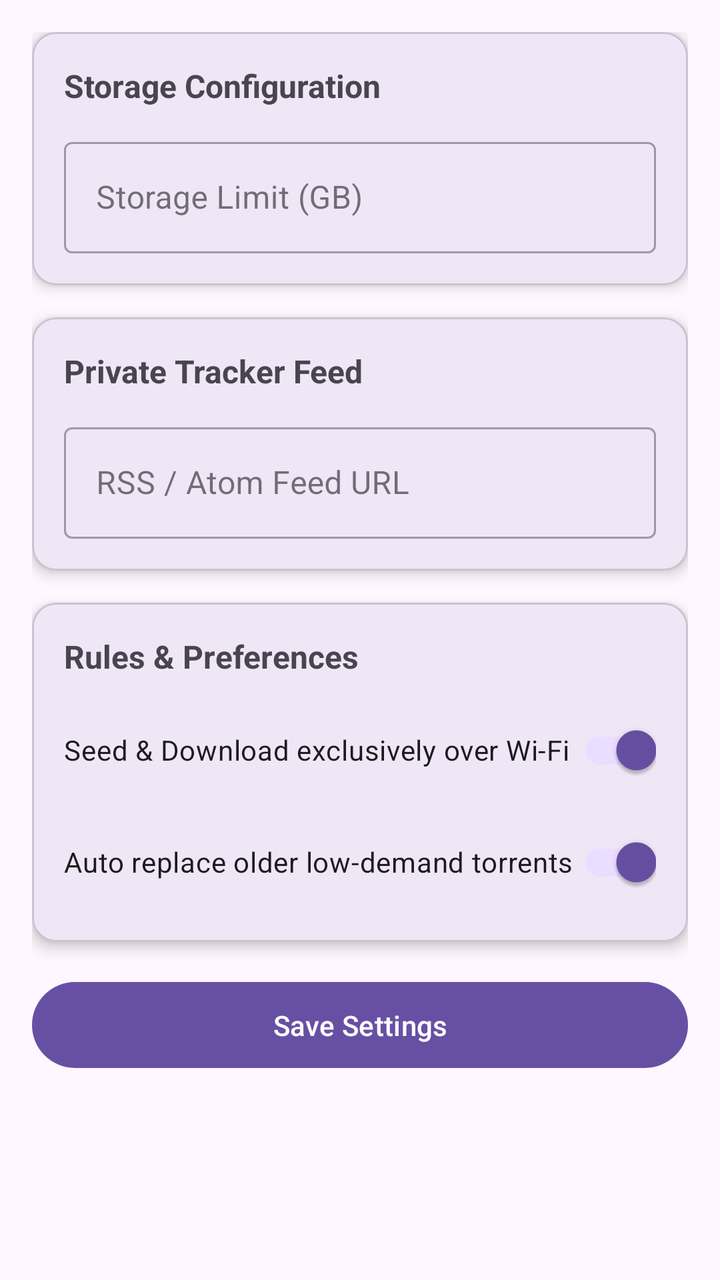
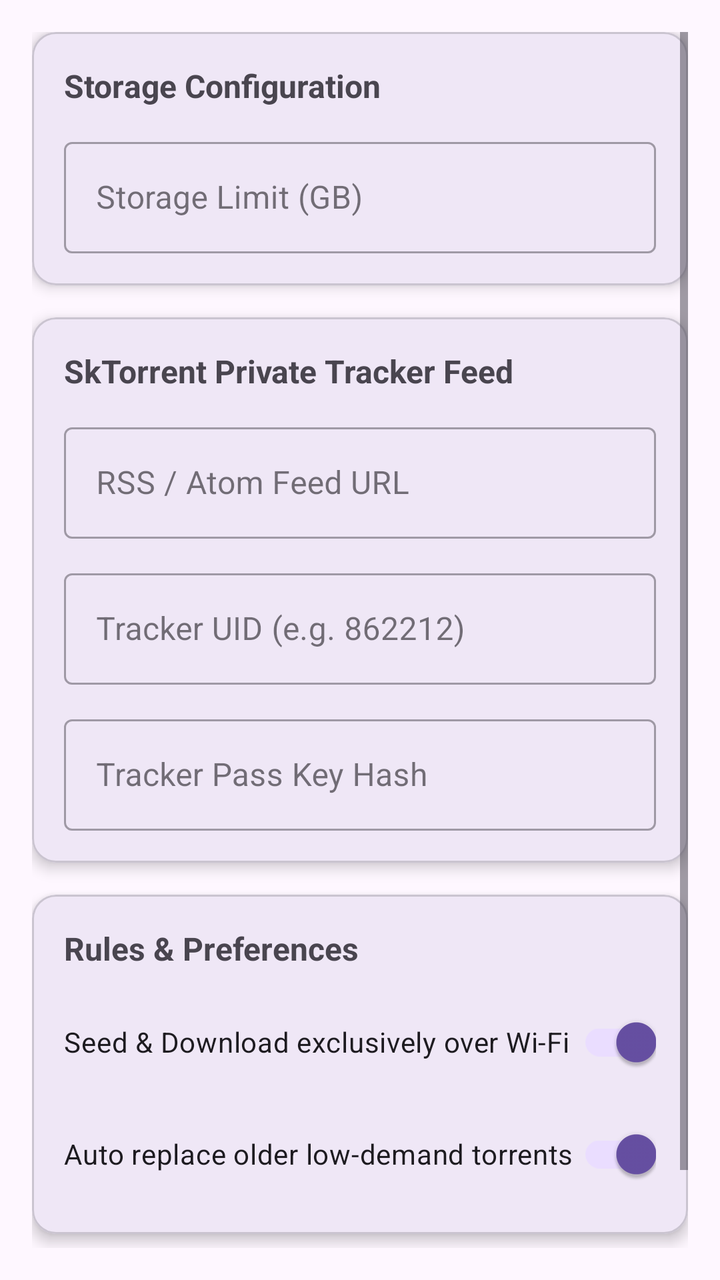

An Android layout rendered at two revisions. The XML below is the earlier revision; the diff shows what the commit changed to produce the second picture.
<!-- AndroidManifest.xml: application theme Theme.RatioBooster -->
<!-- res/layout/fragment_settings.xml -->
<?xml version="1.0" encoding="utf-8"?>
<ScrollView xmlns:android="http://schemas.android.com/apk/res/android"
    xmlns:app="http://schemas.android.com/apk/res-auto"
    android:layout_width="match_parent"
    android:layout_height="match_parent"
    android:padding="16dp">

    <LinearLayout
        android:layout_width="match_parent"
        android:layout_height="wrap_content"
        android:orientation="vertical">

        <com.google.android.material.card.MaterialCardView
            android:layout_width="match_parent"
            android:layout_height="wrap_content"
            android:layout_marginBottom="16dp"
            app:cardCornerRadius="12dp"
            app:cardElevation="4dp">

            <LinearLayout
                android:layout_width="match_parent"
                android:layout_height="wrap_content"
                android:orientation="vertical"
                android:padding="16dp">

                <TextView
                    android:layout_width="wrap_content"
                    android:layout_height="wrap_content"
                    android:text="Storage Configuration"
                    android:textSize="16sp"
                    android:textStyle="bold" />

                <com.google.android.material.textfield.TextInputLayout
                    android:id="@+id/tilStorageLimit"
                    style="@style/Widget.MaterialComponents.TextInputLayout.OutlinedBox"
                    android:layout_width="match_parent"
                    android:layout_height="wrap_content"
                    android:layout_marginTop="12dp"
                    android:hint="Storage Limit (GB)">

                    <com.google.android.material.textfield.TextInputEditText
                        android:id="@+id/etStorageLimit"
                        android:layout_width="match_parent"
                        android:layout_height="wrap_content"
                        android:inputType="numberDecimal" />
                </com.google.android.material.textfield.TextInputLayout>

            </LinearLayout>
        </com.google.android.material.card.MaterialCardView>

        <com.google.android.material.card.MaterialCardView
            android:layout_width="match_parent"
            android:layout_height="wrap_content"
            android:layout_marginBottom="16dp"
            app:cardCornerRadius="12dp"
            app:cardElevation="4dp">

            <LinearLayout
                android:layout_width="match_parent"
                android:layout_height="wrap_content"
                android:orientation="vertical"
                android:padding="16dp">

                <TextView
                    android:layout_width="wrap_content"
                    android:layout_height="wrap_content"
                    android:text="Private Tracker Feed"
                    android:textSize="16sp"
                    android:textStyle="bold" />

                <com.google.android.material.textfield.TextInputLayout
                    android:id="@+id/tilRssFeed"
                    style="@style/Widget.MaterialComponents.TextInputLayout.OutlinedBox"
                    android:layout_width="match_parent"
                    android:layout_height="wrap_content"
                    android:layout_marginTop="12dp"
                    android:hint="RSS / Atom Feed URL">

                    <com.google.android.material.textfield.TextInputEditText
                        android:id="@+id/etRssFeed"
                        android:layout_width="match_parent"
                        android:layout_height="wrap_content"
                        android:inputType="textUri" />
                </com.google.android.material.textfield.TextInputLayout>

            </LinearLayout>
        </com.google.android.material.card.MaterialCardView>

        <com.google.android.material.card.MaterialCardView
            android:layout_width="match_parent"
            android:layout_height="wrap_content"
            android:layout_marginBottom="16dp"
            app:cardCornerRadius="12dp"
            app:cardElevation="4dp">

            <LinearLayout
                android:layout_width="match_parent"
                android:layout_height="wrap_content"
                android:orientation="vertical"
                android:padding="16dp">

                <TextView
                    android:layout_width="wrap_content"
                    android:layout_height="wrap_content"
                    android:text="Rules &amp; Preferences"
                    android:textSize="16sp"
                    android:textStyle="bold" />

                <com.google.android.material.switchmaterial.SwitchMaterial
                    android:id="@+id/switchWifiOnly"
                    android:layout_width="match_parent"
                    android:layout_height="wrap_content"
                    android:layout_marginTop="12dp"
                    android:checked="true"
                    android:text="Seed &amp; Download exclusively over Wi-Fi" />

                <com.google.android.material.switchmaterial.SwitchMaterial
                    android:id="@+id/switchAutoPrune"
                    android:layout_width="match_parent"
                    android:layout_height="wrap_content"
                    android:layout_marginTop="8dp"
                    android:checked="true"
                    android:text="Auto replace older low-demand torrents" />

            </LinearLayout>
        </com.google.android.material.card.MaterialCardView>

        <Button
            android:id="@+id/btnSave"
            android:layout_width="match_parent"
            android:layout_height="wrap_content"
            android:padding="12dp"
            android:text="Save Settings" />

    </LinearLayout>
</ScrollView>
<!-- resources referenced by this layout -->
<resources>
  <style name="Theme.RatioBooster" parent="Base.Theme.RatioBooster" />
  <style name="Base.Theme.RatioBooster" parent="Theme.Material3.DayNight.NoActionBar">
      </style>
</resources>

<!-- the commit's change to res/layout/fragment_settings.xml (unified diff, before → after) -->
@@ -64,7 +64,7 @@
                 <TextView
                     android:layout_width="wrap_content"
                     android:layout_height="wrap_content"
-                    android:text="Private Tracker Feed"
+                    android:text="SkTorrent Private Tracker Feed"
                     android:textSize="16sp"
                     android:textStyle="bold" />
 
@@ -81,6 +81,36 @@
                         android:layout_width="match_parent"
                         android:layout_height="wrap_content"
                         android:inputType="textUri" />
+                </com.google.android.material.textfield.TextInputLayout>
+
+                <com.google.android.material.textfield.TextInputLayout
+                    android:id="@+id/tilTrackerUid"
+                    style="@style/Widget.MaterialComponents.TextInputLayout.OutlinedBox"
+                    android:layout_width="match_parent"
+                    android:layout_height="wrap_content"
+                    android:layout_marginTop="12dp"
+                    android:hint="Tracker UID (e.g. 862212)">
+
+                    <com.google.android.material.textfield.TextInputEditText
+                        android:id="@+id/etTrackerUid"
+                        android:layout_width="match_parent"
+                        android:layout_height="wrap_content"
+                        android:inputType="number" />
+                </com.google.android.material.textfield.TextInputLayout>
+
+                <com.google.android.material.textfield.TextInputLayout
+                    android:id="@+id/tilTrackerPass"
+                    style="@style/Widget.MaterialComponents.TextInputLayout.OutlinedBox"
+                    android:layout_width="match_parent"
+                    android:layout_height="wrap_content"
+                    android:layout_marginTop="12dp"
+                    android:hint="Tracker Pass Key Hash">
+
+                    <com.google.android.material.textfield.TextInputEditText
+                        android:id="@+id/etTrackerPass"
+                        android:layout_width="match_parent"
+                        android:layout_height="wrap_content"
+                        android:inputType="textPassword" />
                 </com.google.android.material.textfield.TextInputLayout>
 
             </LinearLayout>
